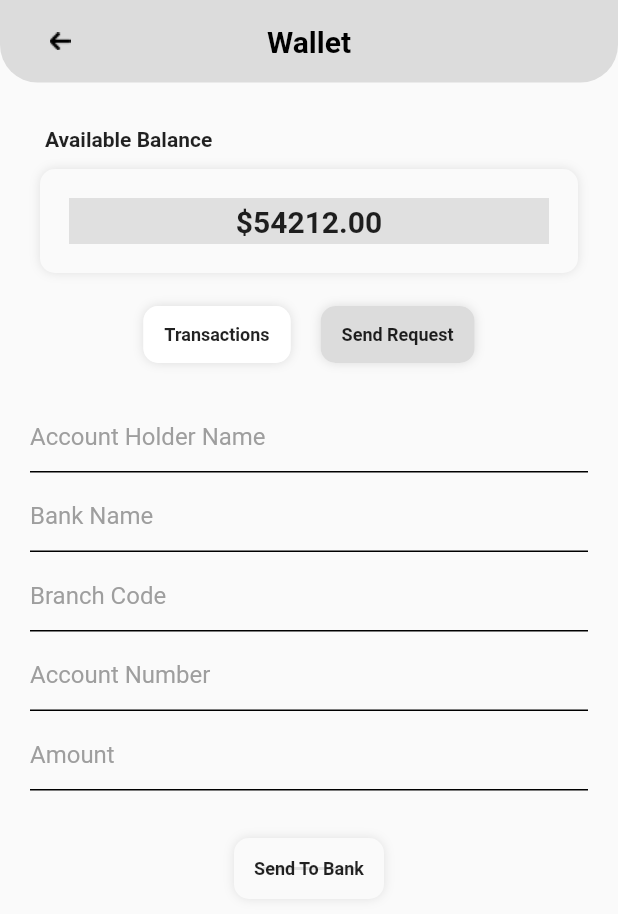
After one commit to rushit5560/Booking_Management_Project, a Flutter app: the VendorWalletScreen screen opened directly, scrolled down 233 dp, after a tap on "Send Request", on a phone screen of 412 x 824 dp. The commit adds this screen. Shown: the top 914 px of the screen. Run offline on Flutter 3.47's test engine with Material 2 defaults, Android fonts, the phone set to English and light mode, and no system bars; our stand-ins replace flutter_rating_bar, get, google_maps_flutter, pin_input_text_field, table_calendar.

Commit message:
Vendor Side (Vendor Wallet Screen)

```diff
--- a/booking_management/lib/common_modules/field_decorations.dart
+++ b/booking_management/lib/common_modules/field_decorations.dart
@@ -6,6 +6,7 @@ import '../common_ui/common_controller/sign_in_screen_controller/sign_in_screen_
 import '../user_side/controllers/user_conversation_screen_controller/user_conversation_screen_controller.dart';
 import '../user_side/controllers/user_sign_up_screen_controller/user_sign_up_screen_controller.dart';
 import '../vendor_side/controllers/vendor_sign_up_screen_controller/vendor_sign_up_screen_controller.dart';
+import '../vendor_side/controllers/vendor_wallet_screen_controller/vendor_wallet_screen_controller.dart';
 import 'common_functions.dart';
 import 'constants/app_colors.dart';
 import 'constants/app_images.dart';
@@ -188,3 +189,22 @@ InputDecoration conversationScreenFieldDecoration(
     ),
   );
 }
+
+
+InputDecoration vendorBankFormFieldDecoration(
+    {required String hintText,
+      int index = 0,
+      required VendorWalletScreenController controller}) {
+  return InputDecoration(
+      hintText: hintText,
+      hintStyle: const TextStyle(color: Colors.grey),
+      enabledBorder: const UnderlineInputBorder(
+          borderSide: BorderSide(color: Colors.black)),
+      focusedBorder: const UnderlineInputBorder(
+          borderSide: BorderSide(color: Colors.black)),
+      errorBorder:
+      const UnderlineInputBorder(borderSide: BorderSide(color: Colors.red)),
+      focusedErrorBorder:
+      const UnderlineInputBorder(borderSide: BorderSide(color: Colors.red)),
+      );
+}
--- /dev/null
+++ b/booking_management/lib/vendor_side/controllers/vendor_wallet_screen_controller/vendor_wallet_screen_controller.dart
@@ -0,0 +1,13 @@
+import 'package:flutter/material.dart';
+import 'package:get/get.dart';
+
+class VendorWalletScreenController extends GetxController {
+  RxInt isTransactionSelected = 0.obs;
+
+  GlobalKey<FormState> bankFormKey = GlobalKey<FormState>();
+  TextEditingController vAccountHolderNameFieldController = TextEditingController();
+  TextEditingController vBankNameFieldController = TextEditingController();
+  TextEditingController vBranchCodeFieldController = TextEditingController();
+  TextEditingController vAccountNumberFieldController = TextEditingController();
+  TextEditingController vAmountFieldController = TextEditingController();
+}
--- /dev/null
+++ b/booking_management/lib/vendor_side/screens/vendor_wallet_screen/vendor_wallet_screen.dart
@@ -0,0 +1,39 @@
+import 'package:booking_management/common_modules/constants/enums.dart';
+import 'package:booking_management/common_modules/custom_appbar/custom_appbar.dart';
+import 'package:booking_management/common_modules/extension_methods/extension_methods.dart';
+import 'package:flutter/material.dart';
+import 'package:get/get.dart';
+
+import '../../controllers/vendor_wallet_screen_controller/vendor_wallet_screen_controller.dart';
+import 'vendor_wallet_screen_widgets.dart';
+
+class VendorWalletScreen extends StatelessWidget {
+  VendorWalletScreen({Key? key}) : super(key: key);
+  final vendorWalletScreenController = Get.put(VendorWalletScreenController());
+
+  @override
+  Widget build(BuildContext context) {
+    return Scaffold(
+      body: SafeArea(
+        child: Obx(
+          ()=> Column(
+            crossAxisAlignment: CrossAxisAlignment.stretch,
+            children: [
+              const CommonAppBarModule(title: "Wallet", appBarOption: AppBarOption.singleBackButtonOption),
+              const SizedBox(height: 30),
+              const AvailableBalTextModule(),
+              const SizedBox(height: 15),
+              const BalanceAmountModule(),
+              const WalletSelectableTabModule(),
+              Expanded(
+                child: vendorWalletScreenController.isTransactionSelected.value == 0
+                ? const TransactionsListModule().commonSymmetricPadding(horizontal: 20)
+                : const BankDetailsFormModule().commonSymmetricPadding(horizontal: 20),
+              ),
+            ],
+          ),
+        ),
+      ),
+    );
+  }
+}
--- /dev/null
+++ b/booking_management/lib/vendor_side/screens/vendor_wallet_screen/vendor_wallet_screen_widgets.dart
@@ -0,0 +1,291 @@
+import 'package:booking_management/common_modules/constants/app_colors.dart';
+import 'package:booking_management/common_modules/container_decorations.dart';
+import 'package:booking_management/common_modules/extension_methods/extension_methods.dart';
+import 'package:flutter/material.dart';
+import 'package:get/get.dart';
+
+import '../../../common_modules/field_decorations.dart';
+import '../../../common_modules/field_validation.dart';
+import '../../controllers/vendor_wallet_screen_controller/vendor_wallet_screen_controller.dart';
+
+VendorWalletScreenController screenController = Get.find<VendorWalletScreenController>();
+
+class AvailableBalTextModule extends StatelessWidget {
+  const AvailableBalTextModule({Key? key}) : super(key: key);
+
+  @override
+  Widget build(BuildContext context) {
+    return Text(
+      'Available Balance',
+      textAlign: TextAlign.start,
+      style: TextStyle(
+        fontWeight: FontWeight.bold,
+        fontSize: 14,
+      ),
+    ).commonSymmetricPadding(horizontal: 30);
+  }
+}
+
+class BalanceAmountModule extends StatelessWidget {
+  const BalanceAmountModule({Key? key}) : super(key: key);
+
+  @override
+  Widget build(BuildContext context) {
+    return Container(
+      width: Get.width,
+      decoration: shadowDecoration(),
+      child: const Padding(
+        padding: EdgeInsets.symmetric(vertical: 20),
+        child: Center(
+          child: Text(
+            '\$54212.00',
+            style: TextStyle(
+              fontWeight: FontWeight.bold,
+              fontSize: 20,
+            ),
+          ),
+        ),
+      ),
+    ).commonSymmetricPadding(horizontal: 30);
+  }
+}
+
+class WalletSelectableTabModule extends StatelessWidget {
+  const WalletSelectableTabModule({Key? key}) : super(key: key);
+
+  @override
+  Widget build(BuildContext context) {
+    return Row(
+      mainAxisAlignment: MainAxisAlignment.center,
+      children: [
+        _transactionsModule(),
+        const SizedBox(width: 20),
+        _sendRequest(),
+      ],
+    ).commonSymmetricPadding(vertical: 25);
+  }
+
+  Widget _transactionsModule() {
+    return GestureDetector(
+      onTap: () {
+        screenController.isTransactionSelected.value = 0;
+      },
+      child: Obx(
+        ()=> Container(
+          decoration: BoxDecoration(
+            borderRadius: BorderRadius.circular(10),
+            color: screenController.isTransactionSelected.value == 0 ? AppColors.colorLightGrey : Colors.white,
+            boxShadow: [
+              BoxShadow(
+                blurRadius: 5,
+                color: AppColors.colorLightGrey,
+                blurStyle: BlurStyle.outer,
+              ),
+            ],
+          ),
+          child: const Center(
+            child: Text(
+              'Transactions',
+              style: TextStyle(
+                fontWeight: FontWeight.bold,
+                fontSize: 12,
+              ),
+            ),
+          ).commonSymmetricPadding(horizontal: 14, vertical: 12),
+        ),
+      ),
+    );
+  }
+
+  Widget _sendRequest() {
+    return GestureDetector(
+      onTap: () {
+        screenController.isTransactionSelected.value = 1;
+      },
+      child: Obx(
+        ()=> Container(
+          decoration: BoxDecoration(
+            borderRadius: BorderRadius.circular(10),
+            color: screenController.isTransactionSelected.value == 1 ? AppColors.colorLightGrey : Colors.white,
+            boxShadow: [
+              BoxShadow(
+                blurRadius: 5,
+                color: AppColors.colorLightGrey,
+                blurStyle: BlurStyle.outer,
+
+              ),
+            ],
+          ),
+          child: const Center(
+            child: Text(
+              'Send Request',
+              style: TextStyle(
+                fontWeight: FontWeight.bold,
+                fontSize: 12,
+              ),
+            ),
+          ).commonSymmetricPadding(horizontal: 14, vertical: 12),
+        ),
+      ),
+    );
+  }
+}
+
+class TransactionsListModule extends StatelessWidget {
+  const TransactionsListModule({Key? key}) : super(key: key);
+
+  @override
+  Widget build(BuildContext context) {
+    return ListView.builder(
+      itemCount: 10,
+      shrinkWrap: true,
+      physics: const BouncingScrollPhysics(),
+      itemBuilder: (context, i) {
+        return Padding(
+          padding: const EdgeInsets.symmetric(vertical: 10),
+          child: Container(
+            decoration: shadowDecoration(),
+            child: Row(
+              mainAxisAlignment: MainAxisAlignment.spaceBetween,
+              children: [
+                Expanded(
+                  child: Column(
+                    crossAxisAlignment: CrossAxisAlignment.start,
+                    children: const [
+                      Text(
+                        'Paid to Lorem Ipsum',
+                        maxLines: 1,
+                        overflow: TextOverflow.ellipsis,
+                        style: TextStyle(
+                          fontWeight: FontWeight.bold,
+                          fontSize: 14,
+                        ),
+                      ),
+                      SizedBox(height: 5),
+                      Text(
+                        '12 March 2022 at 12:00 PM',
+                        maxLines: 1,
+                        overflow: TextOverflow.ellipsis,
+                        style: TextStyle(
+                          fontSize: 12,
+                        ),
+                      ),
+                    ],
+                  ),
+                ),
+                const SizedBox(width: 5),
+                const Text(
+                  '\$20.00',
+                  style: TextStyle(
+                    fontWeight: FontWeight.bold,
+                    fontSize: 14,
+                  ),
+                ),
+              ],
+            ).commonSymmetricPadding(vertical: 12, horizontal: 12),
+          ),
+        );
+      },
+    ).commonSymmetricPadding(horizontal: 20);
+  }
+}
+
+
+class BankDetailsFormModule extends StatelessWidget {
+  const BankDetailsFormModule({Key? key}) : super(key: key);
+
+  @override
+  Widget build(BuildContext context) {
+    return SingleChildScrollView(
+      child: Form(
+        key: screenController.bankFormKey,
+        child: Column(
+          children: [
+            _accountHolderNameModule(),
+            const SizedBox(height: 5),
+            _bankNameModule(),
+            const SizedBox(height: 5),
+            _branchCodeModule(),
+            const SizedBox(height: 5),
+            _accountNumberModule(),
+            const SizedBox(height: 5),
+            _amountModule(),
+            const SizedBox(height: 35),
+            _sendToBankButton(),
+            const SizedBox(height: 25),
+          ],
+        ),
+      ),
+    );
+  }
+
+  Widget _accountHolderNameModule() {
+    return TextFormField(
+      controller: screenController.vAccountHolderNameFieldController,
+      keyboardType: TextInputType.text,
+      validator: (value) => FieldValidator().validateFullName(value!),
+      decoration: vendorBankFormFieldDecoration(hintText: 'Account Holder Name', controller: screenController),
+    );
+  }
+
+  Widget _bankNameModule() {
+    return TextFormField(
+      controller: screenController.vBankNameFieldController,
+      keyboardType: TextInputType.text,
+      validator: (value) => FieldValidator().validateFullName(value!),
+      decoration: vendorBankFormFieldDecoration(hintText: 'Bank Name', controller: screenController),
+    );
+  }
+
+  Widget _branchCodeModule() {
+    return TextFormField(
+      controller: screenController.vBranchCodeFieldController,
+      keyboardType: TextInputType.text,
+      validator: (value) => FieldValidator().validateFullName(value!),
+      decoration: vendorBankFormFieldDecoration(hintText: 'Branch Code', controller: screenController),
+    );
+  }
+
+  Widget _accountNumberModule() {
+    return TextFormField(
+      controller: screenController.vAccountNumberFieldController,
+      keyboardType: TextInputType.number,
+      validator: (value) => FieldValidator().validateFullName(value!),
+      decoration: vendorBankFormFieldDecoration(hintText: 'Account Number', controller: screenController),
+    );
+  }
+
+  Widget _amountModule() {
+    return TextFormField(
+      controller: screenController.vAmountFieldController,
+      keyboardType: TextInputType.number,
+      validator: (value) => FieldValidator().validateFullName(value!),
+      decoration: vendorBankFormFieldDecoration(hintText: 'Amount', controller: screenController),
+    );
+  }
+
+  Widget _sendToBankButton() {
+    return GestureDetector(
+      onTap: () {
+        if(screenController.bankFormKey.currentState!.validate()){
+
+        }
+      },
+      child: Container(
+        decoration: shadowDecoration(),
+        child: const Padding(
+          padding: EdgeInsets.all(10),
+          child: Text(
+            'Send To Bank',
+            textAlign: TextAlign.center,
+            style: TextStyle(
+              fontWeight: FontWeight.bold,
+              fontSize: 12,
+            ),
+          ),
+        ),
+      ),
+    );
+  }
+
+}
```
